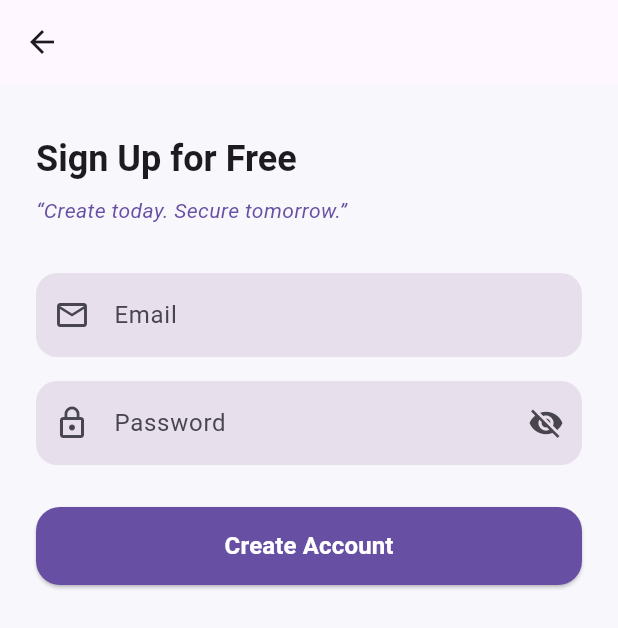
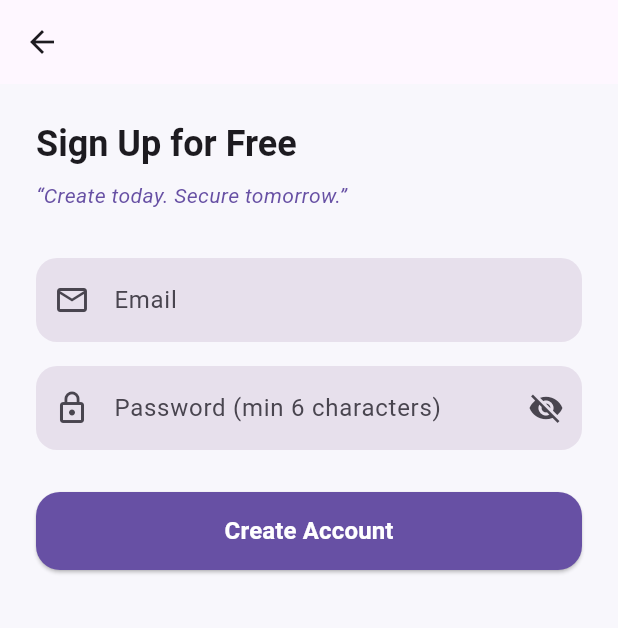
Before and after one commit to albayhaki63/vehiclepass, a Flutter app: the screen it shows after launch, after a tap on "Create one", on a phone screen of 412 x 824 dp. Shown: the top 628 px of the screen. Run offline on Flutter 3.47's test engine with Material 3 defaults, Android fonts, the phone set to English and light mode, and no system bars; our stand-ins replace cloud_firestore, firebase_auth, firebase_core, firebase_storage, image_cropper, image_picker; accounts and stored records are empty.

Commit message:
update signup

```diff
--- a/lib/auth/signup_page.dart
+++ b/lib/auth/signup_page.dart
@@ -16,7 +16,6 @@ class _SignUpPageState extends State<SignUpPage> {
 
   bool obscurePassword = true;
 
-  // 💬 QUOTES
   final List<String> quotes = [
     "Create today. Secure tomorrow.",
     "Every great journey starts here.",
@@ -32,10 +31,18 @@ class _SignUpPageState extends State<SignUpPage> {
     randomQuote = quotes[Random().nextInt(quotes.length)];
   }
 
+  void _showMsg(String msg, {Color? color}) {
+    ScaffoldMessenger.of(context).showSnackBar(
+      SnackBar(
+        content: Text(msg),
+        backgroundColor: color,
+      ),
+    );
+  }
+
   @override
   Widget build(BuildContext context) {
-    final theme = Theme.of(context);
-    final scheme = theme.colorScheme;
+    final scheme = Theme.of(context).colorScheme;
 
     return Scaffold(
       appBar: AppBar(),
@@ -45,21 +52,19 @@ class _SignUpPageState extends State<SignUpPage> {
           child: Column(
             crossAxisAlignment: CrossAxisAlignment.start,
             children: [
-              const SizedBox(height: 10),
-
               Text(
                 'Sign Up for Free',
-                style: theme.textTheme.headlineSmall?.copyWith(
-                  fontWeight: FontWeight.bold,
-                ),
+                style: Theme.of(context)
+                    .textTheme
+                    .headlineSmall
+                    ?.copyWith(fontWeight: FontWeight.bold),
               ),
 
               const SizedBox(height: 8),
 
-              // 💬 QUOTE
               Text(
                 '“$randomQuote”',
-                style: theme.textTheme.bodyMedium?.copyWith(
+                style: TextStyle(
                   fontStyle: FontStyle.italic,
                   color: scheme.primary,
                 ),
@@ -85,12 +90,12 @@ class _SignUpPageState extends State<SignUpPage> {
 
               const SizedBox(height: 16),
 
-              // 🔐 PASSWORD + 👁 TOGGLE
+              // 🔐 PASSWORD
               TextField(
                 controller: passCtrl,
                 obscureText: obscurePassword,
                 decoration: InputDecoration(
-                  labelText: 'Password',
+                  labelText: 'Password (min 6 characters)',
                   prefixIcon: const Icon(Icons.lock_outline),
                   suffixIcon: IconButton(
                     icon: Icon(
@@ -115,7 +120,7 @@ class _SignUpPageState extends State<SignUpPage> {
 
               const SizedBox(height: 28),
 
-              // 🔘 SIGN UP BUTTON
+              // 🔘 SIGN UP
               SizedBox(
                 width: double.infinity,
                 height: 52,
@@ -129,66 +134,67 @@ class _SignUpPageState extends State<SignUpPage> {
                   ),
                   child: const Text(
                     'Create Account',
-                    style: TextStyle(
-                      fontSize: 16,
-                      fontWeight: FontWeight.bold,
-                    ),
+                    style:
+                        TextStyle(fontSize: 16, fontWeight: FontWeight.bold),
                   ),
                   onPressed: () async {
-                    // 🔎 BASIC VALIDATION
-                    if (emailCtrl.text.isEmpty ||
-                        passCtrl.text.isEmpty) {
-                      ScaffoldMessenger.of(context).showSnackBar(
-                        SnackBar(
-                          content: const Text('Please fill all fields'),
-                          backgroundColor: scheme.error,
-                        ),
+                    final email = emailCtrl.text.trim();
+                    final password = passCtrl.text.trim();
+
+                    // ❌ EMPTY
+                    if (email.isEmpty || password.isEmpty) {
+                      _showMsg(
+                        'Please fill all fields',
+                        color: scheme.error,
+                      );
+                      return;
+                    }
+
+                    // ❌ PASSWORD < 6
+                    if (password.length < 6) {
+                      _showMsg(
+                        'Password must be at least 6 characters',
+                        color: scheme.error,
                       );
                       return;
                     }
 
                     try {
-                      // 🔐 CREATE ACCOUNT
                       final cred = await FirebaseAuth.instance
                           .createUserWithEmailAndPassword(
-                        email: emailCtrl.text.trim(),
-                        password: passCtrl.text.trim(),
+                        email: email,
+                        password: password,
                       );
 
-                      // 💾 SAVE USER TO FIRESTORE
                       await FirebaseFirestore.instance
                           .collection('users')
                           .doc(cred.user!.uid)
                           .set({
-                        'email': emailCtrl.text.trim(),
-                        'username':
-                            emailCtrl.text.split('@')[0],
+                        'email': email,
+                        'username': email.split('@')[0],
                         'createdAt': Timestamp.now(),
                       });
 
-                      Navigator.pop(context);
-
-                      ScaffoldMessenger.of(context).showSnackBar(
-                        const SnackBar(
-                          content:
-                              Text('Account created successfully'),
-                        ),
-                      );
+                      if (mounted) {
+                        Navigator.pop(context);
+                        _showMsg(
+                          'Account created successfully',
+                          color: Colors.green,
+                        );
+                      }
                     } on FirebaseAuthException catch (e) {
                       String msg = 'Registration failed';
 
                       if (e.code == 'email-already-in-use') {
                         msg = 'Email already registered';
+                      } else if (e.code == 'invalid-email') {
+                        msg = 'Invalid email format';
                       } else if (e.code == 'weak-password') {
                         msg =
                             'Password must be at least 6 characters';
-                      } else if (e.code == 'invalid-email') {
-                        msg = 'Invalid email format';
                       }
 
-                      ScaffoldMessenger.of(context).showSnackBar(
-                        SnackBar(content: Text(msg)),
-                      );
+                      _showMsg(msg, color: scheme.error);
                     }
                   },
                 ),
--- a/lib/splash/splash_screen.dart
+++ b/lib/splash/splash_screen.dart
@@ -20,11 +20,8 @@ class _SplashScreenState extends State<SplashScreen>
   late Animation<double> _scaleAnimation;
   late Animation<double> _fadeAnimation;
 
-  final List<String> adminEmails = [
-    'admin@vehiclepass.com',
-  ];
+  final List<String> adminEmails = ['admin@vehiclepass.com'];
 
-  // 💬 SPLASH QUOTES (DIFFERENT FROM LOGIN/SIGNUP)
   final List<String> splashQuotes = [
     "Smart access starts here.",
     "Security meets simplicity.",
@@ -41,16 +38,15 @@ class _SplashScreenState extends State<SplashScreen>
     randomQuote =
         splashQuotes[Random().nextInt(splashQuotes.length)];
 
-    // 🎯 LOGO ANIMATION
     _logoController = AnimationController(
       vsync: this,
-      duration: const Duration(milliseconds: 1600),
+      duration: const Duration(milliseconds: 1200),
     );
 
-    _scaleAnimation = Tween<double>(begin: 0.85, end: 1.0).animate(
+    _scaleAnimation = Tween<double>(begin: 0.9, end: 1.0).animate(
       CurvedAnimation(
         parent: _logoController,
-        curve: Curves.elasticOut,
+        curve: Curves.easeOutBack,
       ),
     );
 
@@ -61,10 +57,9 @@ class _SplashScreenState extends State<SplashScreen>
       ),
     );
 
-    // 🌊 BACKGROUND ANIMATION
     _bgController = AnimationController(
       vsync: this,
-      duration: const Duration(seconds: 6),
+      duration: const Duration(seconds: 10),
     )..repeat(reverse: true);
 
     _logoController.forward();
@@ -73,7 +68,6 @@ class _SplashScreenState extends State<SplashScreen>
 
   Future<void> _handleNavigation() async {
     await Future.delayed(const Duration(seconds: 3));
-
     if (!mounted) return;
 
     final user = FirebaseAuth.instance.currentUser;
@@ -85,21 +79,14 @@ class _SplashScreenState extends State<SplashScreen>
       );
     } else {
       final email = user.email!.toLowerCase();
-      if (adminEmails.contains(email)) {
-        Navigator.pushReplacement(
-          context,
-          MaterialPageRoute(
-            builder: (_) => const AdminHomePage(),
-          ),
-        );
-      } else {
-        Navigator.pushReplacement(
-          context,
-          MaterialPageRoute(
-            builder: (_) => const HomePage(),
-          ),
-        );
-      }
+      Navigator.pushReplacement(
+        context,
+        MaterialPageRoute(
+          builder: (_) => adminEmails.contains(email)
+              ? const AdminHomePage()
+              : const HomePage(),
+        ),
+      );
     }
   }
 
@@ -121,21 +108,20 @@ class _SplashScreenState extends State<SplashScreen>
           return Container(
             decoration: BoxDecoration(
               gradient: LinearGradient(
-                begin: Alignment.topLeft,
-                end: Alignment.bottomRight,
+                begin: Alignment.topCenter,
+                end: Alignment.bottomCenter,
                 colors: [
-                  scheme.primary.withOpacity(0.95),
-                  scheme.primaryContainer.withOpacity(0.9),
+                  scheme.primaryContainer.withOpacity(0.6),
+                  scheme.surface,
                 ],
                 stops: [
-                  0.2 + (_bgController.value * 0.2),
-                  0.8,
+                  0.3 + (_bgController.value * 0.05),
+                  1.0,
                 ],
               ),
             ),
             child: Stack(
               children: [
-                // 🚗 CENTER CONTENT
                 Center(
                   child: FadeTransition(
                     opacity: _fadeAnimation,
@@ -144,30 +130,30 @@ class _SplashScreenState extends State<SplashScreen>
                       child: Column(
                         mainAxisSize: MainAxisSize.min,
                         children: [
-                          // 🔵 LOGO
+                          // 🌟 LOGO
                           Container(
-                            padding: const EdgeInsets.all(28),
+                            padding: const EdgeInsets.all(26),
                             decoration: BoxDecoration(
-                              color: scheme.surface,
+                              color: Colors.white,
                               shape: BoxShape.circle,
                               boxShadow: [
                                 BoxShadow(
-                                  color: Colors.black.withOpacity(0.15),
-                                  blurRadius: 30,
+                                  color: scheme.primary.withOpacity(0.25),
+                                  blurRadius: 25,
                                   offset: const Offset(0, 12),
                                 ),
                               ],
                             ),
                             child: Icon(
                               Icons.directions_car_rounded,
-                              size: 64,
+                              size: 60,
                               color: scheme.primary,
                             ),
                           ),
 
-                          const SizedBox(height: 30),
+                          const SizedBox(height: 26),
 
-                          // 🏷 APP NAME
+                          // 🏷 NAME
                           Text(
                             'VehiclePass',
                             style: Theme.of(context)
@@ -175,8 +161,8 @@ class _SplashScreenState extends State<SplashScreen>
                                 .headlineLarge
                                 ?.copyWith(
                                   fontWeight: FontWeight.w800,
-                                  color: scheme.onPrimary,
                                   letterSpacing: 1.2,
+                                  color: scheme.primary,
                                 ),
                           ),
 
@@ -191,8 +177,7 @@ class _SplashScreenState extends State<SplashScreen>
                                 .bodyMedium
                                 ?.copyWith(
                                   fontStyle: FontStyle.italic,
-                                  color:
-                                      scheme.onPrimary.withOpacity(0.9),
+                                  color: scheme.onSurfaceVariant,
                                 ),
                           ),
                         ],
@@ -201,7 +186,6 @@ class _SplashScreenState extends State<SplashScreen>
                   ),
                 ),
 
-                // 🔄 LOADING
                 Positioned(
                   bottom: 70,
                   left: 0,
@@ -215,22 +199,17 @@ class _SplashScreenState extends State<SplashScreen>
                           height: 26,
                           child: CircularProgressIndicator(
                             strokeWidth: 2.5,
-                            valueColor:
-                                AlwaysStoppedAnimation<Color>(
-                              Colors.white,
-                            ),
                           ),
                         ),
-                        const SizedBox(height: 18),
+                        const SizedBox(height: 14),
                         Text(
                           'Preparing your experience...',
                           style: Theme.of(context)
                               .textTheme
                               .labelMedium
                               ?.copyWith(
-                                color: scheme.onPrimary
-                                    .withOpacity(0.85),
-                                letterSpacing: 1,
+                                color: scheme.onSurfaceVariant,
+                                letterSpacing: 0.8,
                               ),
                         ),
                       ],
```
Also changed, not shown: lib/screens/change_password_page.dart (+42 -21 lines).
